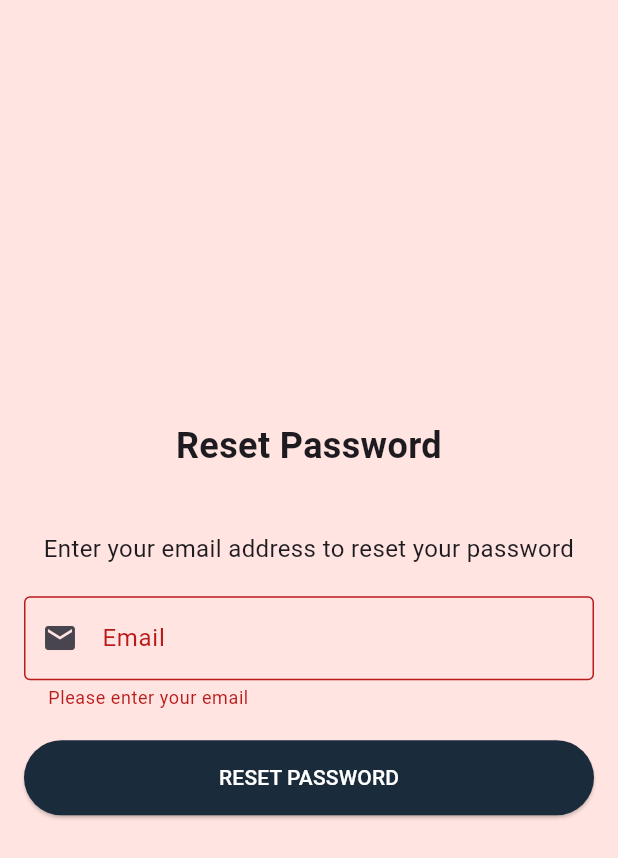
After one commit to ivycommunity/wardrobe, a Flutter app: the PasswordResetPage screen opened directly, after a tap on "RESET PASSWORD", on a phone screen of 412 x 824 dp. The commit adds this screen. Shown: the top 858 px of the screen. Run offline on Flutter 3.47's test engine with Material 3 defaults, Android fonts, the phone set to English and light mode, and no system bars; our stand-ins replace firebase_auth, firebase_core, fluttertoast, logger; accounts and stored records are empty.

Commit message:
Adding a password reset feature

```diff
--- /dev/null
+++ b/lib/pages/password_reset.dart
@@ -0,0 +1,172 @@
+import 'package:flutter/material.dart';
+import 'package:firebase_auth/firebase_auth.dart';
+import 'package:wardobe_app/pages/login_page.dart';
+
+class PasswordResetPage extends StatefulWidget {
+  const PasswordResetPage({Key? key}) : super(key: key);
+
+  @override
+  _PasswordResetPageState createState() => _PasswordResetPageState();
+}
+
+class _PasswordResetPageState extends State<PasswordResetPage> {
+  final _emailController = TextEditingController();
+  final _formKey = GlobalKey<FormState>();
+  bool _isLoading = false;
+  String? _errorMessage;
+
+  Future<void> _resetPassword() async {
+    if (!_formKey.currentState!.validate()) return;
+
+    setState(() {
+      _isLoading = true;
+      _errorMessage = null;
+    });
+
+    try {
+      // Send password reset email directly
+      // Firebase will automatically handle if the email exists or not
+      await FirebaseAuth.instance
+          .sendPasswordResetEmail(email: _emailController.text.trim());
+
+      // Show success message
+      if (mounted) {
+        ScaffoldMessenger.of(context).showSnackBar(
+          const SnackBar(
+            content: Text(
+                'If an account exists, a password reset link will be sent to your email'),
+            backgroundColor: Colors.green,
+            behavior: SnackBarBehavior.floating,
+          ),
+        );
+
+        await Future.delayed(const Duration(seconds: 2), () {
+          Navigator.of(context).pushAndRemoveUntil(
+            MaterialPageRoute(builder: (context) => const LoginPage()),
+            (Route<dynamic> route) => false,
+          );
+        });
+
+      }
+    } on FirebaseAuthException catch (e) {
+      // Handle specific Firebase Auth errors
+      setState(() {
+        switch (e.code) {
+          case 'invalid-email':
+            _errorMessage = 'The email address is badly formatted';
+            break;
+          case 'user-not-found':
+            // For security reasons, we don't want to reveal if an email exists or not
+            // Instead, show the same success message as above
+            if (mounted) {
+              ScaffoldMessenger.of(context).showSnackBar(
+                const SnackBar(
+                  content: Text(
+                      'If an account exists, a password reset link will be sent to your email'),
+                  backgroundColor: Colors.green,
+                  behavior: SnackBarBehavior.floating,
+                ),
+              );
+            }
+            break;
+          case 'too-many-requests':
+            _errorMessage = 'Too many attempts. Please try again later';
+            break;
+          default:
+            _errorMessage = 'An error occurred. Please try again';
+        }
+      });
+    } catch (e) {
+      setState(() {
+        _errorMessage = 'An unexpected error occurred';
+      });
+    } finally {
+      if (mounted) {
+        setState(() {
+          _isLoading = false;
+        });
+      }
+    }
+  }
+
+  @override
+  void dispose() {
+    _emailController.dispose();
+    super.dispose();
+  }
+
+  @override
+  Widget build(BuildContext context) {
+    return Scaffold(
+      backgroundColor: const Color(0xFFFFE4E1),
+      body: Padding(
+        padding: const EdgeInsets.all(16.0),
+        child: Form(
+          key: _formKey,
+          child: Column(
+            mainAxisAlignment: MainAxisAlignment.center,
+            children: [
+              const Text(
+                "Reset Password",
+                textAlign: TextAlign.center,
+                style: TextStyle(
+                  fontSize: 24,
+                  fontWeight: FontWeight.bold,
+                ),
+              ),
+              const SizedBox(height: 40),
+              const Text(
+                'Enter your email address to reset your password',
+                textAlign: TextAlign.center,
+                style: TextStyle(fontSize: 16),
+              ),
+              const SizedBox(height: 20),
+              TextFormField(
+                controller: _emailController,
+                keyboardType: TextInputType.emailAddress,
+                decoration: const InputDecoration(
+                  labelText: 'Email',
+                  border: OutlineInputBorder(),
+                  prefixIcon: Icon(Icons.email),
+                ),
+                validator: (value) {
+                  if (value == null || value.isEmpty) {
+                    return 'Please enter your email';
+                  }
+                  if (!RegExp(r'^[\w-\.]+@([\w-]+\.)+[\w-]{2,4}$')
+                      .hasMatch(value)) {
+                    return 'Please enter a valid email';
+                  }
+                  return null;
+                },
+              ),
+              const SizedBox(height: 20),
+              if (_errorMessage != null)
+                Padding(
+                  padding: const EdgeInsets.only(bottom: 20),
+                  child: Text(
+                    _errorMessage!,
+                    style: const TextStyle(color: Colors.red),
+                  ),
+                ),
+              SizedBox(
+                width: double.infinity,
+                height: 50,
+                child: ElevatedButton(
+                  onPressed: _isLoading ? null : _resetPassword,
+                  style: ElevatedButton.styleFrom(
+                    foregroundColor: Colors.white,
+                    backgroundColor: const Color(0xFF1A2B3C),
+                  ),
+                  child: _isLoading
+                      ? const CircularProgressIndicator()
+                      : const Text('RESET PASSWORD'),
+                ),
+              ),
+            ],
+          ),
+        ),
+      ),
+    );
+  }
+}
```
Also changed, not shown: lib/pages/login_page.dart (+28 -1 lines).
